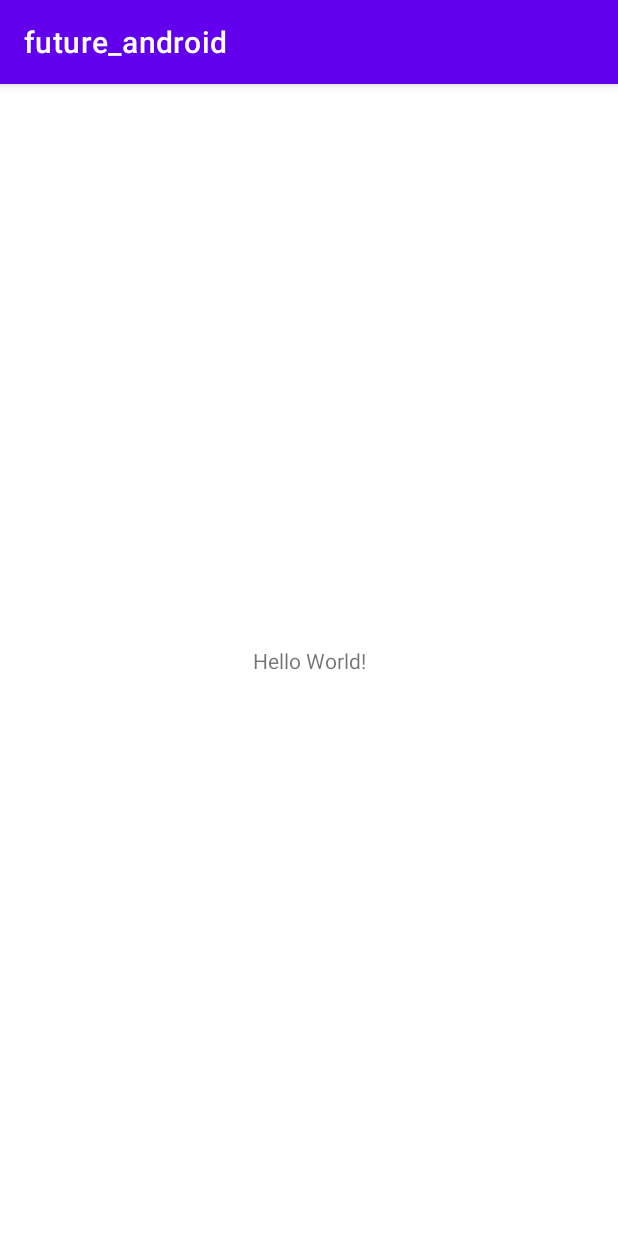
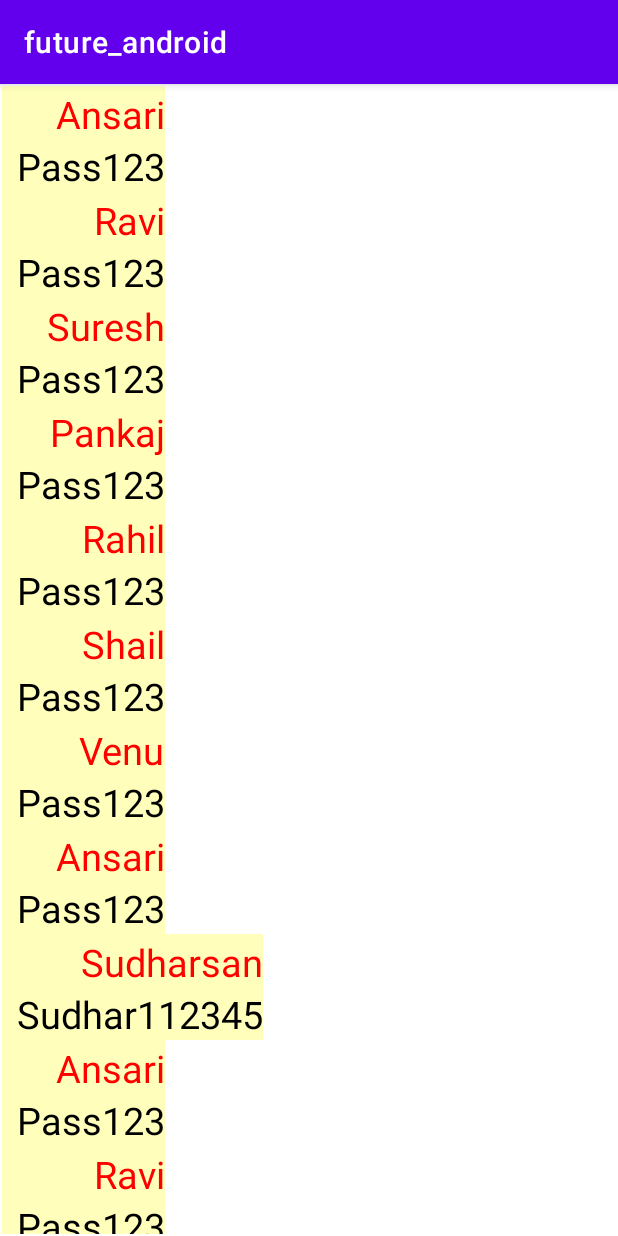
Before and after one commit to sudharsan-veeranan/future_android, an Android app: the screen it shows after launch (MainActivity), on a phone screen of 412 x 824 dp. Run offline under Robolectric (Android 15) with nearby library versions, the phone set to English and light mode, and no system bars.

Commit message:
Implement Recycler View using View Adapter and View holder

```diff
--- a/app/build.gradle
+++ b/app/build.gradle
@@ -4,12 +4,12 @@ plugins {
 }
 
 android {
-    compileSdk 32
+    compileSdk 33
 
     defaultConfig {
         applicationId "com.example.future_android"
         minSdk 24
-        targetSdk 32
+        targetSdk 33
         versionCode 1
         versionName "1.0"
 
--- a/app/src/main/java/com/example/future_android/MainActivity.kt
+++ b/app/src/main/java/com/example/future_android/MainActivity.kt
@@ -2,10 +2,45 @@ package com.example.future_android
 
 import androidx.appcompat.app.AppCompatActivity
 import android.os.Bundle
+import androidx.recyclerview.widget.LinearLayoutManager
+import androidx.recyclerview.widget.RecyclerView
 
 class MainActivity : AppCompatActivity() {
+
+    lateinit var usersList: ArrayList<Users>
     override fun onCreate(savedInstanceState: Bundle?) {
         super.onCreate(savedInstanceState)
         setContentView(R.layout.activity_main)
+
+        var recyclerViewMA = findViewById<RecyclerView>(R.id.recyclerViewMainActivity)
+        recyclerViewMA.layoutManager = LinearLayoutManager(this,RecyclerView.VERTICAL,false)
+
+        usersList = ArrayList<Users>()
+        recyclerViewMA.adapter = MyAdapter(usersList)
+        getData()
+    }
+
+//    TODO("Replace the getData function with actual data or from the database")
+
+    private fun getData() {
+        for(i in 1..5) {
+            var user1 = Users("Ansari", "Pass123")
+            usersList.add(user1)
+            var user2 = Users("Ravi", "Pass123")
+            usersList.add(user2)
+            var user3 = Users("Suresh", "Pass123")
+            usersList.add(user3)
+            var user14 = Users("Pankaj", "Pass123")
+            usersList.add(user14)
+            var user15 = Users("Rahil", "Pass123")
+            usersList.add(user15)
+            var user17 = Users("Shail", "Pass123")
+            usersList.add(user17)
+            var user11 = Users("Venu", "Pass123")
+            usersList.add(user11)
+            var user19 = Users("Ansari", "Pass123")
+            usersList.add(user19)
+            usersList.add(Users("Sudharsan", "Sudhar112345"))
+        }
     }
 }
--- /dev/null
+++ b/app/src/main/java/com/example/future_android/MyAdapter.kt
@@ -0,0 +1,27 @@
+package com.example.future_android
+
+import android.view.LayoutInflater
+import android.view.View
+import android.view.ViewGroup
+import android.widget.TextView
+import androidx.recyclerview.widget.RecyclerView
+
+/**
+ * Created by sudharsan at 3/14/2023
+ */
+class MyAdapter(var userList : ArrayList<Users>) : RecyclerView.Adapter<MyViewHolder>() {
+    override fun onCreateViewHolder(parent: ViewGroup, viewType: Int): MyViewHolder {
+        var rvView = LayoutInflater.from(parent.context).inflate(R.layout.recycler_item_layout,parent,false)
+        return MyViewHolder(rvView)
+    }
+
+    override fun onBindViewHolder(holder: MyViewHolder, position: Int) {
+        holder.setViewTextHolder(userList[position])
+    }
+
+    override fun getItemCount(): Int {
+        return userList.size
+    }
+
+
+}
--- /dev/null
+++ b/app/src/main/java/com/example/future_android/MyViewHolder.kt
@@ -0,0 +1,19 @@
+package com.example.future_android
+
+import android.view.View
+import android.widget.TextView
+import androidx.recyclerview.widget.RecyclerView
+
+/**
+ * Created by sudharsan at 3/14/2023
+ */
+class MyViewHolder(itemView:View) : RecyclerView.ViewHolder(itemView) {
+
+    fun setViewTextHolder(users:Users){
+        var loginTV = itemView.findViewById<TextView>(R.id.loginTextView)
+        var passwordTV = itemView.findViewById<TextView>(R.id.passwordTextView)
+
+        loginTV.setText(users.username)
+        passwordTV.setText(users.password)
+    }
+}
--- /dev/null
+++ b/app/src/main/java/com/example/future_android/Users.kt
@@ -0,0 +1,7 @@
+package com.example.future_android
+
+/**
+ * Created by sudharsan at 3/14/2023
+ */
+data class Users(var username:String, var password:String){
+}
--- a/app/src/main/res/layout/activity_main.xml
+++ b/app/src/main/res/layout/activity_main.xml
@@ -6,13 +6,16 @@
     android:layout_height="match_parent"
     tools:context=".MainActivity">
 
-    <TextView
-        android:layout_width="wrap_content"
-        android:layout_height="wrap_content"
-        android:text="Hello World!"
+    <androidx.recyclerview.widget.RecyclerView
+        android:id="@+id/recyclerViewMainActivity"
+        android:layout_width="0dp"
+        android:layout_height="0dp"
+        android:layout_marginStart="1dp"
+        android:layout_marginTop="1dp"
+        android:layout_marginEnd="1dp"
+        android:layout_marginBottom="1dp"
         app:layout_constraintBottom_toBottomOf="parent"
         app:layout_constraintEnd_toEndOf="parent"
         app:layout_constraintStart_toStartOf="parent"
         app:layout_constraintTop_toTopOf="parent" />
-
 </androidx.constraintlayout.widget.ConstraintLayout>
--- /dev/null
+++ b/app/src/main/res/layout/recycler_item_layout.xml
@@ -0,0 +1,31 @@
+<?xml version="1.0" encoding="utf-8"?>
+<androidx.constraintlayout.widget.ConstraintLayout xmlns:android="http://schemas.android.com/apk/res/android"
+    xmlns:app="http://schemas.android.com/apk/res-auto"
+    xmlns:tools="http://schemas.android.com/tools"
+    android:layout_width="wrap_content"
+    android:layout_height="wrap_content"
+    android:background="#ffb"
+    android:paddingLeft="10dp">
+
+    <TextView
+        android:id="@+id/loginTextView"
+        android:layout_width="wrap_content"
+        android:layout_height="wrap_content"
+        android:text="LOGIN ID"
+        android:textColor="#f00"
+        android:textSize="25sp"
+        app:layout_constraintBottom_toTopOf="@+id/passwordTextView"
+        app:layout_constraintEnd_toEndOf="@+id/passwordTextView" />
+
+    <TextView
+        android:id="@+id/passwordTextView"
+        android:layout_width="wrap_content"
+        android:layout_height="wrap_content"
+        android:layout_marginTop="36dp"
+        android:text="Password"
+        android:textColor="#000"
+        android:textSize="25sp"
+        app:layout_constraintStart_toStartOf="parent"
+        app:layout_constraintTop_toTopOf="parent" />
+
+</androidx.constraintlayout.widget.ConstraintLayout>
```
